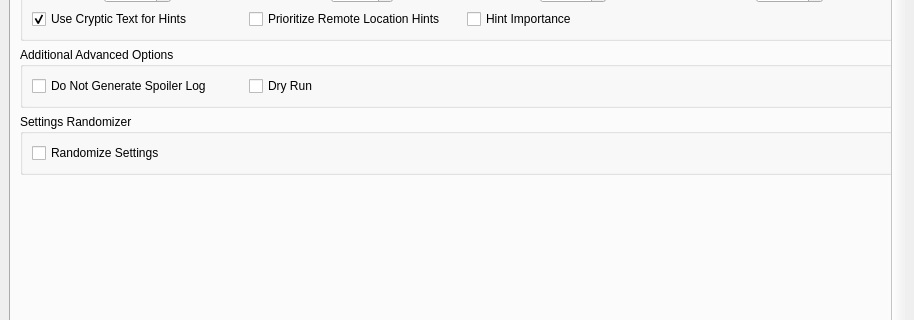
Aelire/wwrando, file wwr_ui/randomizer_window.ui: the form before one commit; both pictures show x 0 to 914 and y 258 to 578 of the 914 by 757 pixel window.
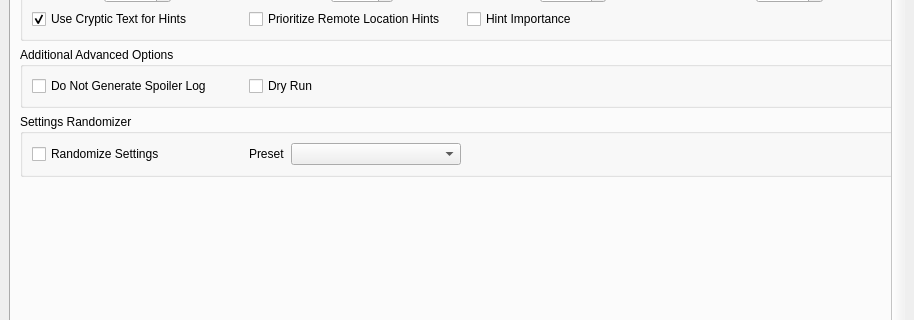
The form after the commit. The open tabs and pages were chosen to show the change. Custom widgets are drawn as their Qt base class.

Commit message:
Introduce support for multiple presets of random settings
Prepare for splitting random settings into multiple difficulties.
Add UI for choosing a preset, and update randomizer to load from preset
given as option

What changed in the file:
```diff
--- a/wwr_ui/randomizer_window.ui
+++ b/wwr_ui/randomizer_window.ui
@@ -1234,6 +1234,26 @@
                 </widget>
                </item>
                <item row="0" column="2">
+                <layout class="QHBoxLayout" name="hbox_random_settings_preset">
+                 <item>
+                  <widget class="QLabel" name="label_for_random_settings_preset">
+                   <property name="sizePolicy">
+                    <sizepolicy hsizetype="Maximum" vsizetype="Preferred">
+                     <horstretch>0</horstretch>
+                     <verstretch>0</verstretch>
+                    </sizepolicy>
+                   </property>
+                   <property name="text">
+                    <string>Preset</string>
+                   </property>
+                  </widget>
+                 </item>
+                 <item>
+                  <widget class="QComboBox" name="random_settings_preset" native="true"/>
+                 </item>
+                </layout>
+               </item>
+               <item row="0" column="3">
                 <widget class="QWidget" name="widget_rs_placeholder1" native="true"/>
                </item>
                <item row="0" column="4">
```
Left out of the diff: 4 changed lines with no effect on the pictures. The commit also changes 8 other files.
